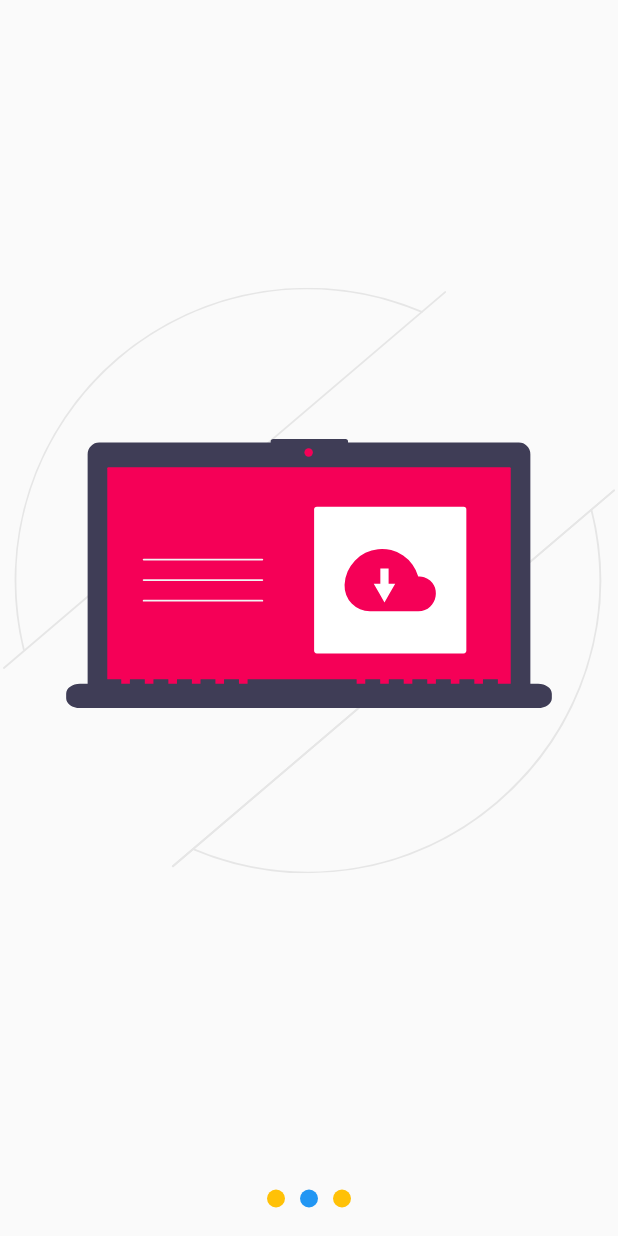
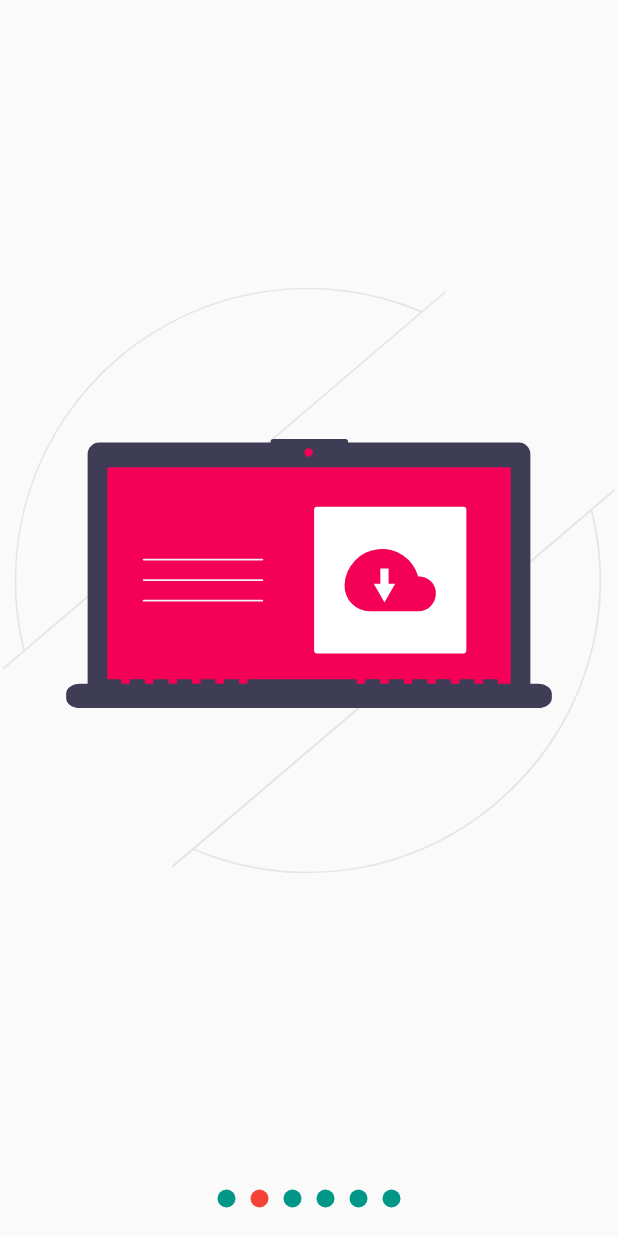
Before and after one commit to Gilmhar/flutter_intermedio, a Flutter app: the screen it shows after launch, swiped to page 2, on a phone screen of 412 x 824 dp. Run offline on Flutter 3.47's test engine with Material 2 defaults, Android fonts, the phone set to English and light mode, and no system bars; our stand-ins replace flutter_svg.

```diff
--- a/lib/src/pages/slideshow_page.dart
+++ b/lib/src/pages/slideshow_page.dart
@@ -1,14 +1,27 @@
+import 'package:flutter/material.dart';
 import 'package:disenos_app/src/widgets/slideshow.dart';
-import 'package:flutter/material.dart';
+import 'package:flutter_svg/flutter_svg.dart';
 
 class SlidesShowPage extends StatelessWidget {
   const SlidesShowPage({super.key});
 
   @override
   Widget build(BuildContext context) {
-    return const Scaffold(
-      body: Center(
-        child: Slideshow(),
+    return Scaffold(
+      body: Slideshow(
+        //puntosArriba: true,
+        colorPrimario: Colors.red,
+        colorSecundario: Colors.teal,
+        // bulletPrimario: 15,
+        // bulletSecundario: 12,
+        slides: [
+          SvgPicture.asset('assets/svg/slide-1.svg'),
+          SvgPicture.asset('assets/svg/slide-2.svg'),
+          SvgPicture.asset('assets/svg/slide-3.svg'),
+          SvgPicture.asset('assets/svg/slide-4.svg'),
+          SvgPicture.asset('assets/svg/slide-5.svg'),
+          SvgPicture.asset('assets/svg/slide-6.svg'),
+        ],
       ),
     );
   }
--- a/lib/src/widgets/slideshow.dart
+++ b/lib/src/widgets/slideshow.dart
@@ -1,87 +1,135 @@
 import 'package:flutter/material.dart';
-//TODO: Borrar
-import 'package:flutter_svg/flutter_svg.dart';
+
 import 'package:provider/provider.dart';
 
-import 'package:disenos_app/src/models/slider_model.dart';
+// import 'package:disenos_app/src/models/slider_model.dart';
 
 class Slideshow extends StatelessWidget {
-  const Slideshow({super.key});
+  final List<Widget>? slides;
+  final bool puntosArriba;
+  final Color colorPrimario;
+  final Color colorSecundario;
+  // final int bulletPrimario;
+  // final int bulletSecundario;
+
+  const Slideshow({
+    super.key,
+    required this.slides,
+    this.puntosArriba = false,
+    this.colorPrimario = Colors.amber,
+    this.colorSecundario = Colors.blue,
+    // this.bulletPrimario,
+    // this.bulletSecundario,
+  });
 
   @override
   Widget build(BuildContext context) {
-    return ChangeNotifierProvider(create: (_) => SliderModel(),
-    child: Center(
-          // child: SvgPicture.asset('assets/svg/slide-4.svg'),
-          child:Column(
-            children: [
-               Expanded(child: _Slides()),
-               _Dots()
-            ],
-          )
-        ),);
+    return ChangeNotifierProvider(
+      create: (_) => _SlideshowModel(),
+      child: SafeArea(
+        child: Center(child: Builder(builder: (BuildContext context) {
+          Provider.of<_SlideshowModel>(context)._colorPrimario = colorPrimario;
+          Provider.of<_SlideshowModel>(context)._colorSecundario =
+              colorSecundario;
+          // Provider.of<_SlideshowModel>(context)._bulletPrimario = bulletPrimario;
+          // Provider.of<_SlideshowModel>(context)._bulletSecundario = bulletSecundario;
+          return _EstructuraSlideshow(
+              puntosArriba: puntosArriba, slides: slides);
+        })),
+      ),
+    );
+  }
+}
+
+class _EstructuraSlideshow extends StatelessWidget {
+  const _EstructuraSlideshow({
+    super.key,
+    required this.puntosArriba,
+    required this.slides,
+  });
+
+  final bool puntosArriba;
+  final List<Widget>? slides;
+
+  @override
+  Widget build(BuildContext context) {
+    return Column(
+      children: [
+        if (puntosArriba) _Dots(slides!.length),
+        Expanded(child: _Slides(slides!)),
+        if (!puntosArriba) _Dots(slides!.length),
+      ],
+    );
   }
 }
 
 class _Dots extends StatelessWidget {
+  final int totalSlides;
+  // final Color colorPrimario;
+  // final Color colorSecundario;
+
+  const _Dots(this.totalSlides);
 
   @override
   Widget build(BuildContext context) {
-    return const SizedBox(
+    return SizedBox(
       width: double.infinity,
       height: 50,
       child: Row(
         mainAxisAlignment: MainAxisAlignment.center,
-        children: [
-          _Dot(0),
-          _Dot(1),
-          _Dot(2),
-        ],
+        children: List.generate(totalSlides, (index) => _Dot(index)),
       ),
     );
   }
 }
 
 class _Dot extends StatelessWidget {
+  final int index;
+  // final Color colorPrimario;
+  // final Color colorSecundario;
 
-  final int index;
-
-  const _Dot(this.index);
+  const _Dot(
+    this.index,
+  );
 
   @override
   Widget build(BuildContext context) {
-
-    final pageIndex = Provider.of<SliderModel>(context).getCurrentPage;
-
+    final ssModel = Provider.of<_SlideshowModel>(context);
+    print('CurrentPage: ${ssModel.getCurrentPage}');
+    print('Index: $index');
     return AnimatedContainer(
       duration: const Duration(milliseconds: 200),
       width: 12,
       height: 12,
       margin: const EdgeInsets.symmetric(horizontal: 5),
       decoration: BoxDecoration(
-        color: (pageIndex >= index - 0.5 && pageIndex < index + 0.5)
-        ? Colors.blue : Colors.amber,
-        shape: BoxShape.circle
-      ),
+          color: (ssModel.getCurrentPage >= index - 0.5 &&
+                  ssModel.getCurrentPage < index + 0.5)
+              ? ssModel.getColorPrimario
+              : ssModel.getColorSecundario,
+          shape: BoxShape.circle),
     );
   }
 }
 
 class _Slides extends StatefulWidget {
+  final List<Widget> slides;
+
+  const _Slides(this.slides);
 
   @override
   State<_Slides> createState() => _SlidesState();
 }
 
 class _SlidesState extends State<_Slides> {
-
   final pageViewController = PageController();
 
   @override
   void initState() {
     super.initState();
     pageViewController.addListener(() {
-      Provider.of<SliderModel>(context, listen: false).setCurrentPage = pageViewController.page!;
+      Provider.of<_SlideshowModel>(context, listen: false).setCurrentPage =
+          pageViewController.page!;
     });
   }
 
@@ -95,20 +143,15 @@ class _SlidesState extends State<_Slides> {
   Widget build(BuildContext context) {
     return PageView(
       controller: pageViewController,
-      children: const [
-        _Slide('assets/svg/slide-1.svg'),
-        _Slide('assets/svg/slide-2.svg'),
-        _Slide('assets/svg/slide-3.svg'),
-      ],
+      children: widget.slides.map((slide) => _Slide(slide)).toList(),
     );
   }
 }
 
 class _Slide extends StatelessWidget {
+  final Widget slide;
 
-  final String svg;
-
-  const _Slide(this.svg);
+  const _Slide(this.slide);
 
   @override
   Widget build(BuildContext context) {
@@ -116,7 +159,34 @@ class _Slide extends StatelessWidget {
       width: double.infinity,
       height: double.infinity,
       padding: const EdgeInsets.all(2),
-      child: SvgPicture.asset(svg),
+      child: slide,
     );
   }
 }
+
+class _SlideshowModel with ChangeNotifier {
+  double _currentPage = 0;
+  Color _colorPrimario = Colors.amber;
+  Color _colorSecundario = Colors.blue;
+
+  double get getCurrentPage => _currentPage;
+
+  set setCurrentPage(double currentPage) {
+    _currentPage = currentPage;
+    notifyListeners();
+  }
+
+  Color get getColorPrimario => _colorPrimario;
+
+  set setColorPrimario(Color colorPrimario) {
+    _colorPrimario = colorPrimario;
+    notifyListeners();
+  }
+
+  Color get getColorSecundario => _colorSecundario;
+
+  set setColorSecundario(Color colorSecundario) {
+    _colorSecundario = colorSecundario;
+    notifyListeners();
+  }
+}
```
